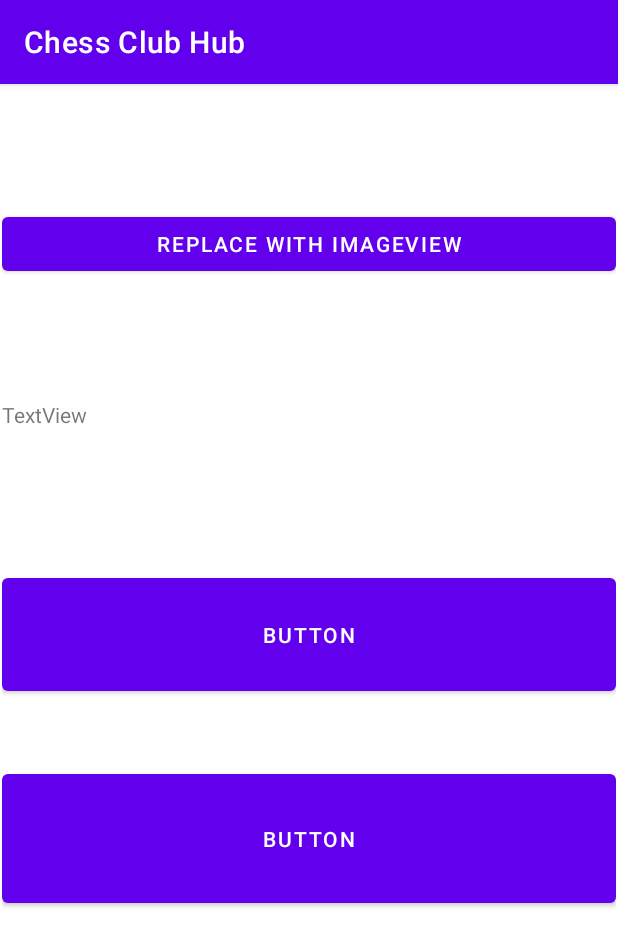
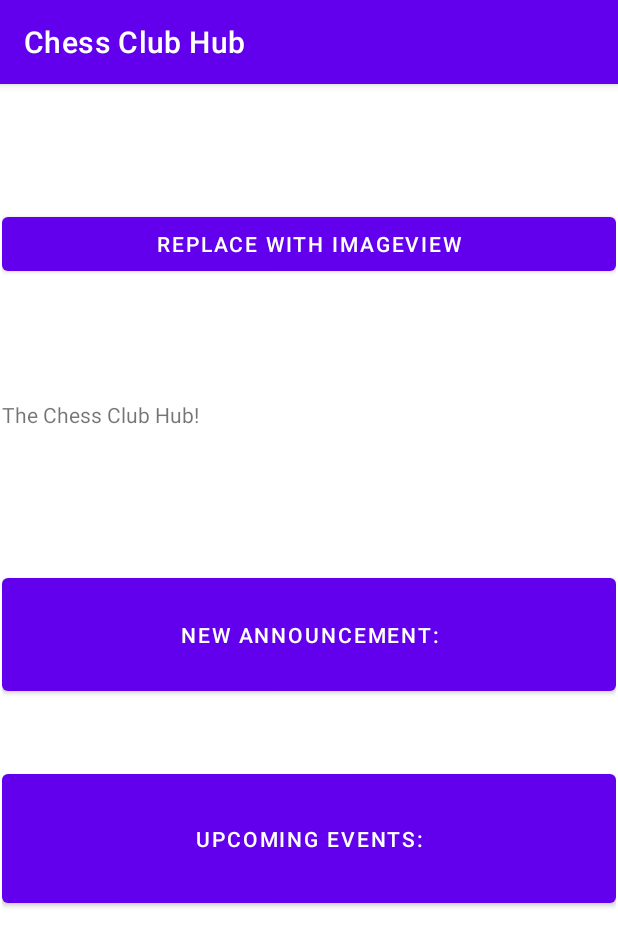
Before and after one commit to ojhscottsmith/Chess_Club_Hub, an Android app: the screen it shows after launch (MainActivity), on a phone screen of 412 x 824 dp. Shown: the top 946 px of the screen. Run offline under Robolectric (Android 15) with nearby library versions, the phone set to English and light mode, and no system bars.

Commit message:
Template of Home Page added

```diff
--- a/app/src/main/res/layout/activity_main.xml
+++ b/app/src/main/res/layout/activity_main.xml
@@ -30,30 +30,30 @@
             android:layout_height="80dp" />
 
         <TextView
-            android:id="@+id/textView"
+            android:id="@+id/titleView"
             android:layout_width="match_parent"
             android:layout_height="wrap_content"
-            android:text="TextView" />
+            android:text="@string/app_title" />
 
         <Space
             android:layout_width="match_parent"
             android:layout_height="93dp" />
 
         <Button
-            android:id="@+id/button2"
+            android:id="@+id/announcementBrief"
             android:layout_width="match_parent"
             android:layout_height="87dp"
-            android:text="Button" />
+            android:text="@string/home_page_announcement_title" />
 
         <Space
             android:layout_width="match_parent"
             android:layout_height="43dp" />
 
         <Button
-            android:id="@+id/button3"
+            android:id="@+id/eventsBrief"
             android:layout_width="match_parent"
             android:layout_height="98dp"
-            android:text="Button" />
+            android:text="@string/home_page_event_title" />
 
     </LinearLayout>
 </androidx.constraintlayout.widget.ConstraintLayout>
--- a/app/src/main/res/values/strings.xml
+++ b/app/src/main/res/values/strings.xml
@@ -1,3 +1,6 @@
 <resources>
     <string name="app_name">Chess Club Hub</string>
+    <string name="app_title">The Chess Club Hub!</string>
+    <string name="home_page_announcement_title">New Announcement:</string>
+    <string name="home_page_event_title">Upcoming Events:</string>
 </resources>
```
